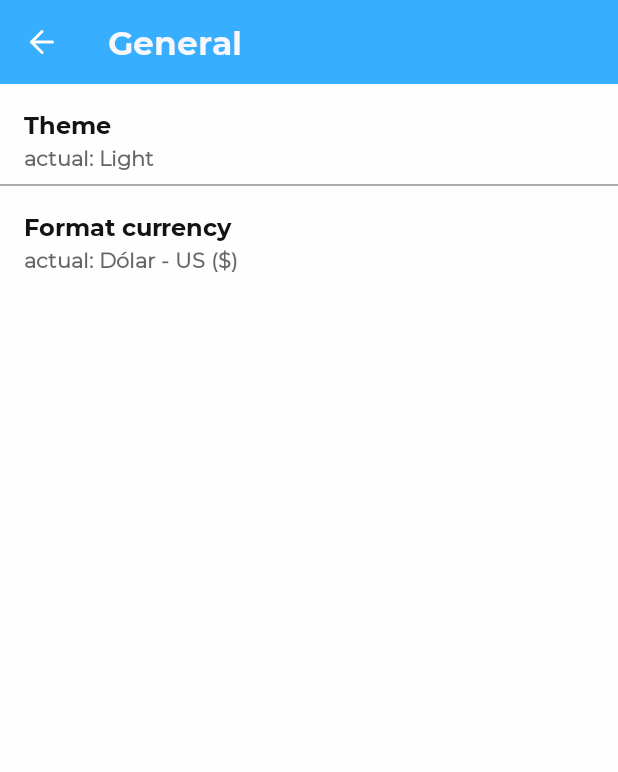
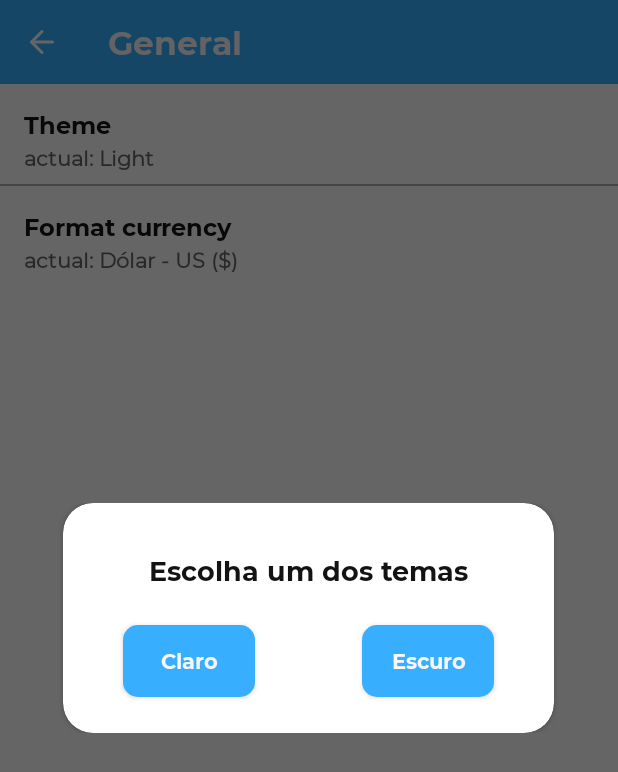
Before and after one commit to Alvarenga-Dev/Marketplace-List, an Android app: the GeneralFragment screen opened through its navigation route, after a tap on "Theme", on a phone screen of 412 x 824 dp. Shown: the top 772 px of the screen. Run offline under Robolectric (Android 15) with nearby library versions, the phone set to English and light mode, and no system bars; our stand-ins replace Dagger/Hilt's generated code, Room's generated code.

Commit message:
chore: create dialog default; create extension context for use toast

```diff
--- /dev/null
+++ b/app/src/main/java/com/alvarengadev/marketplacelist/ui/components/dialog/DialogDefault.kt
@@ -0,0 +1,82 @@
+package com.alvarengadev.marketplacelist.ui.components.dialog
+
+import android.app.AlertDialog
+import android.app.Dialog
+import android.graphics.Color
+import android.graphics.drawable.ColorDrawable
+import android.os.Bundle
+import android.view.LayoutInflater
+import androidx.fragment.app.DialogFragment
+import com.alvarengadev.marketplacelist.databinding.DialogDefaultItemBinding
+
+class DialogDefault : DialogFragment() {
+
+    private lateinit var dialog: AlertDialog
+    private lateinit var title: String
+    private lateinit var btnTitleOptionPrimary: String
+    private lateinit var btnTitleOptionSecondary: String
+
+    private var onButtonsDialogListener: OnButtonsDialogListener? = null
+
+    override fun onCreateDialog(savedInstanceState: Bundle?): Dialog {
+
+        val builder = AlertDialog.Builder(this.context)
+        val binding = DialogDefaultItemBinding.inflate(LayoutInflater.from(this.context))
+        builder.setView(binding.root)
+        initializerDialog(binding)
+
+        dialog = builder.create()
+        dialog.setCanceledOnTouchOutside(true)
+        dialog.window?.setBackgroundDrawable(ColorDrawable(Color.TRANSPARENT))
+
+        return dialog
+    }
+
+    private fun initializerDialog(binding: DialogDefaultItemBinding) = binding.apply {
+        tvTitleDialog.text = title
+        btnOptionPrimary.apply {
+            text = btnTitleOptionPrimary
+            setOnClickListener {
+                onButtonsDialogListener?.setOnClickListenerButtonPrimary()
+            }
+        }
+        btnOptionSecondary.apply {
+            text = btnTitleOptionSecondary
+            setOnClickListener {
+                onButtonsDialogListener?.setOnClickListenerButtonSecondary()
+            }
+        }
+    }
+
+    fun setTitle(title: String) {
+        this.title = title
+    }
+
+    fun setBtnTitleOptionPrimary(btnTitleOptionPrimary: String) {
+        this.btnTitleOptionPrimary = btnTitleOptionPrimary
+    }
+
+    fun setBtnTitleOptionSecondary(btnTitleOptionSecondary: String) {
+        this.btnTitleOptionSecondary = btnTitleOptionSecondary
+    }
+
+    fun setOnButtonPrimaryDialogListener(onButtonsDialogListener: OnButtonsDialogListener) {
+        this.onButtonsDialogListener = onButtonsDialogListener
+    }
+
+    companion object {
+        fun getInstance(
+            title: String,
+            btnTitleOptionPrimary: String,
+            btnTitleOptionSecondary: String
+        ): DialogDefault {
+            val dialogDefault = DialogDefault()
+            dialogDefault.apply {
+                setTitle(title)
+                setBtnTitleOptionPrimary(btnTitleOptionPrimary)
+                setBtnTitleOptionSecondary(btnTitleOptionSecondary)
+            }
+            return dialogDefault
+        }
+    }
+}
--- /dev/null
+++ b/app/src/main/java/com/alvarengadev/marketplacelist/ui/components/dialog/OnButtonsDialogListener.kt
@@ -0,0 +1,6 @@
+package com.alvarengadev.marketplacelist.ui.components.dialog
+
+interface OnButtonsDialogListener {
+    fun setOnClickListenerButtonPrimary()
+    fun setOnClickListenerButtonSecondary()
+}
--- a/app/src/main/java/com/alvarengadev/marketplacelist/ui/fragments/settings/fragments/GeneralFragment.kt
+++ b/app/src/main/java/com/alvarengadev/marketplacelist/ui/fragments/settings/fragments/GeneralFragment.kt
@@ -7,10 +7,14 @@ import android.view.View
 import android.view.ViewGroup
 import androidx.navigation.fragment.findNavController
 import com.alvarengadev.marketplacelist.databinding.FragmentGeneralBinding
+import com.alvarengadev.marketplacelist.ui.components.dialog.DialogDefault
+import com.alvarengadev.marketplacelist.ui.components.dialog.OnButtonsDialogListener
 import com.alvarengadev.marketplacelist.ui.fragments.settings.adapter.OnClickItemListener
 import com.alvarengadev.marketplacelist.ui.fragments.settings.adapter.SettingsOptionsAdapter
+import com.alvarengadev.marketplacelist.utils.Constants
 import com.alvarengadev.marketplacelist.utils.CurrencyAppUtils
 import com.alvarengadev.marketplacelist.utils.enums.TypeOptionSettings
+import com.alvarengadev.marketplacelist.utils.extensions.toast
 import com.alvarengadev.marketplacelist.utils.settings.SettingsUtils
 
 class GeneralFragment : Fragment() {
@@ -48,10 +52,30 @@ class GeneralFragment : Fragment() {
             override fun setOnClickItemListener(typeOptionSettings: TypeOptionSettings) {
                 when (typeOptionSettings) {
                     TypeOptionSettings.GENERAL_THEME -> {
+                        val dialog = DialogDefault.getInstance("Escolha um dos temas", "Claro", "Escuro")
+                        dialog.setOnButtonPrimaryDialogListener(object : OnButtonsDialogListener {
+                            override fun setOnClickListenerButtonPrimary() {
+                                context?.toast("Botão 1 - Claro")
+                            }
 
+                            override fun setOnClickListenerButtonSecondary() {
+                                context?.toast("Botão 2 - Escuro")
+                            }
+                        })
+                        dialog.show(childFragmentManager, Constants.DIALOG_THEME)
                     }
                     TypeOptionSettings.GENERAL_CURRENCY -> {
+                        val dialog = DialogDefault.getInstance("Escolha uma das moedas", "Dólar", "Real")
+                        dialog.setOnButtonPrimaryDialogListener(object : OnButtonsDialogListener {
+                            override fun setOnClickListenerButtonPrimary() {
+                                context?.toast("Botão 1 - Dólar")
+                            }
 
+                            override fun setOnClickListenerButtonSecondary() {
+                                context?.toast("Botão 2 - Real")
+                            }
+                        })
+                        dialog.show(childFragmentManager, Constants.DIALOG_CURRENCY)
                     }
                     else -> TODO()
                 }
--- a/app/src/main/java/com/alvarengadev/marketplacelist/utils/Constants.kt
+++ b/app/src/main/java/com/alvarengadev/marketplacelist/utils/Constants.kt
@@ -9,5 +9,7 @@ class Constants {
         const val LIGHT_MODE = "light"
         const val DARK_MODE = "dark"
 
+        const val DIALOG_CURRENCY = "DIALOG_CURRENCY"
+        const val DIALOG_THEME = "DIALOG_THEME"
     }
 }
--- a/app/src/main/res/layout/dialog_default_item.xml
+++ b/app/src/main/res/layout/dialog_default_item.xml
@@ -33,17 +33,17 @@
                 app:layout_constraintTop_toTopOf="parent" />
 
             <Button
-                android:id="@+id/btnOptionOne"
+                android:id="@+id/btnOptionPrimary"
                 style="@style/ButtonDefaultStyle"
                 android:layout_width="wrap_content"
                 android:layout_height="wrap_content"
                 tools:text="Claro"
-                app:layout_constraintBottom_toBottomOf="@+id/btnOptionTwo"
+                app:layout_constraintBottom_toBottomOf="@+id/btnOptionSecondary"
                 app:layout_constraintStart_toStartOf="@+id/tvTitleDialog"
-                app:layout_constraintTop_toTopOf="@+id/btnOptionTwo" />
+                app:layout_constraintTop_toTopOf="@+id/btnOptionSecondary" />
 
             <Button
-                android:id="@+id/btnOptionTwo"
+                android:id="@+id/btnOptionSecondary"
                 style="@style/ButtonDefaultStyle"
                 android:layout_width="wrap_content"
                 android:layout_height="wrap_content"
--- a/app/src/main/res/values/strings.xml
+++ b/app/src/main/res/values/strings.xml
@@ -13,9 +13,9 @@
     <string name="content_description_back_button">Button Back for cart list</string>
     <string name="content_description_button_minus">Button minus</string>
     <string name="content_description_button_plus">Button Plus</string>
-    <string name="content_description_button_settings">Button goin to settings</string>
+    <string name="content_description_button_settings">Button going to settings</string>
     <string name="content_description_button_trash">Button for remove your item.</string>
-    <string name="content_description_iv_cooking">Ilustration</string>
+    <string name="content_description_iv_cooking">Illustration</string>
 
     <string name="dialog_message_delete">Do you really want to delete this item?</string>
 
```
Also changed, not shown: app/src/main/java/com/alvarengadev/marketplacelist/utils/extensions/ContextExtensions.kt (added, +8 -0 lines).
